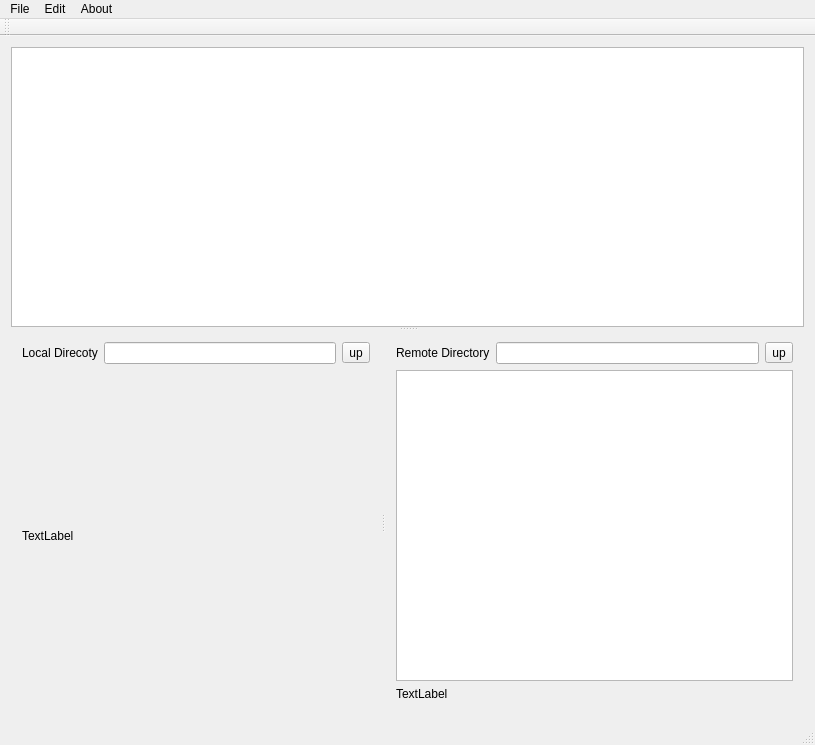
Above: mainwindow.ui from journeymidnight/S3ClientGUI before the change. Below: the same form after it.
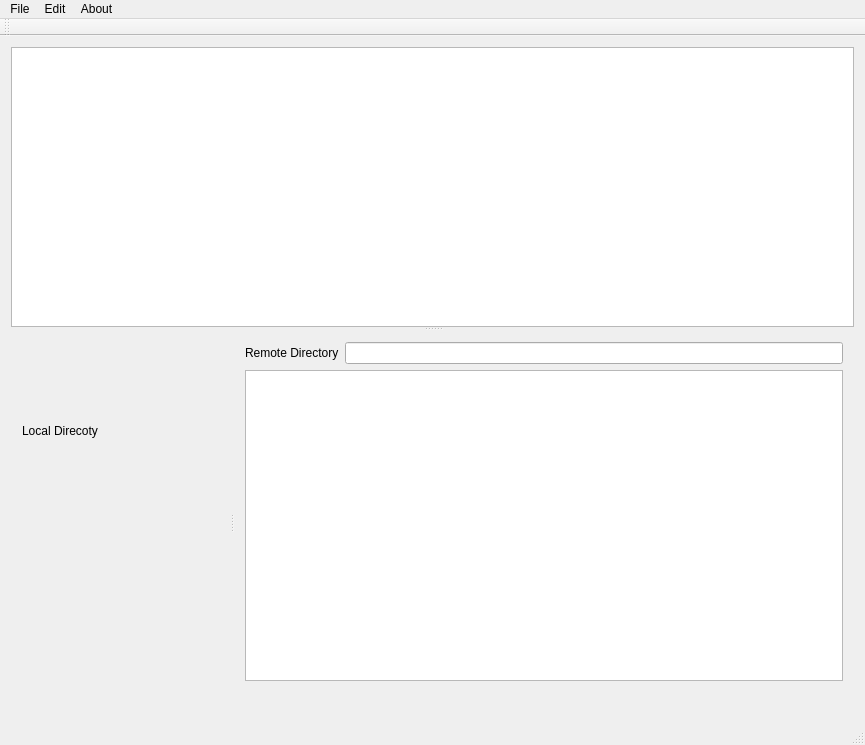
That is the form after the change.

Diff of the .ui file:
```diff
--- a/mainwindow.ui
+++ b/mainwindow.ui
@@ -6,7 +6,7 @@
    <rect>
     <x>0</x>
     <y>0</y>
-    <width>815</width>
+    <width>865</width>
     <height>745</height>
    </rect>
   </property>
@@ -40,22 +40,12 @@
              </property>
             </widget>
            </item>
-           <item>
-            <widget class="QLineEdit" name="LocalPathEdit"/>
-           </item>
-           <item>
-            <widget class="QToolButton" name="localUpButton">
-             <property name="text">
-              <string>up</string>
-             </property>
-            </widget>
-           </item>
           </layout>
          </item>
          <item>
           <widget class="QLabel" name="localInfo">
            <property name="text">
-            <string>TextLabel</string>
+            <string/>
            </property>
           </widget>
          </item>
@@ -75,13 +65,6 @@
            <item>
             <widget class="QLineEdit" name="S3PathEdit"/>
            </item>
-           <item>
-            <widget class="QToolButton" name="S3UpButton">
-             <property name="text">
-              <string>up</string>
-             </property>
-            </widget>
-           </item>
           </layout>
          </item>
          <item>
@@ -94,7 +77,7 @@
          <item>
           <widget class="QLabel" name="S3Info">
            <property name="text">
-            <string>TextLabel</string>
+            <string/>
            </property>
           </widget>
          </item>
@@ -110,8 +93,8 @@
     <rect>
      <x>0</x>
      <y>0</y>
-     <width>815</width>
-     <height>22</height>
+     <width>865</width>
+     <height>23</height>
     </rect>
    </property>
    <widget class="QMenu" name="menuFile">
```
